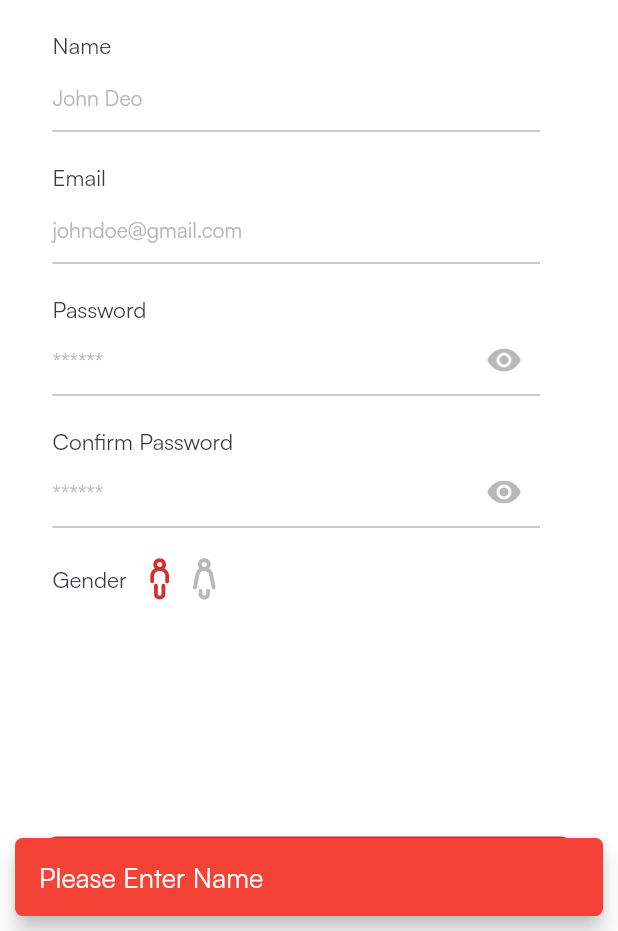
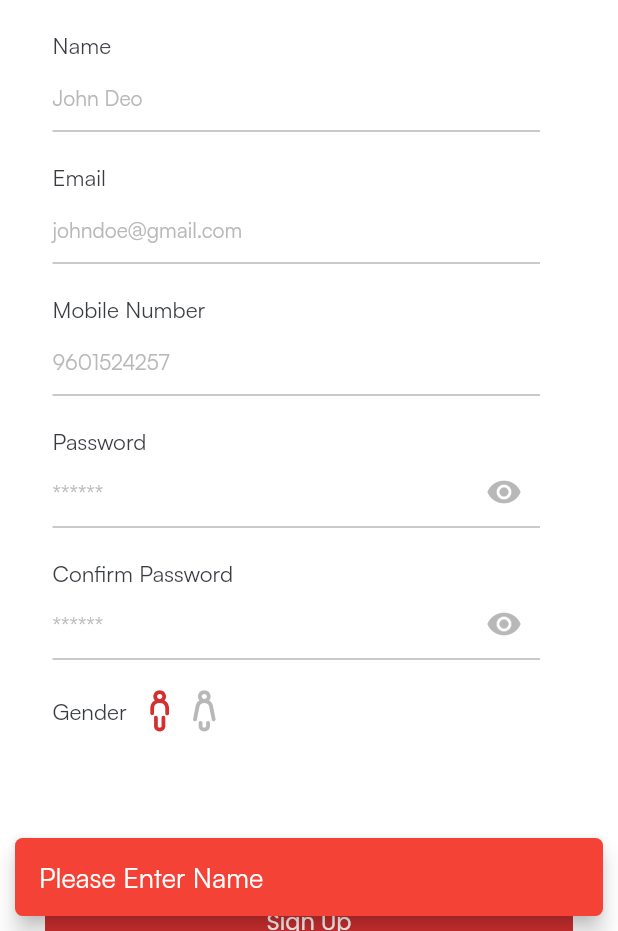
Before and after one commit to AshokSongara/ahmedabad_brts_amts, a Flutter app: the SignupScreen screen opened by its route, after a tap on "Sign Up", on a phone screen of 412 x 824 dp, the part 305-1236 px from its top. Run offline on Flutter 3.47's test engine with Material 2 defaults, Android fonts, the phone set to English and light mode, and no system bars; our stand-ins replace bloc, equatable, flutter_bloc, flutter_screenutil, flutter_svg, get and 3 more; accounts and stored records are empty.

Commit message:
#Nearme Api integration #mobile number key added in signup

```diff
--- /dev/null
+++ b/lib/domain/repositories/routes/routes_repository.dart
@@ -0,0 +1,6 @@
+import 'package:ahmedabad_brts_amts/data/requestmodels/nearme_request.dart';
+import 'package:ahmedabad_brts_amts/data/responsemodels/nearme_response.dart';
+
+abstract class RouteRepository {
+  Future<NearMeResponse> nearMe(NearMeRequest body);
+}
--- a/lib/main.dart
+++ b/lib/main.dart
@@ -1,5 +1,6 @@
 import 'package:ahmedabad_brts_amts/injection_container.dart';
 import 'package:ahmedabad_brts_amts/presentation/blocs/login/logic_bloc.dart';
+import 'package:ahmedabad_brts_amts/presentation/blocs/nearme/nearme_bloc.dart';
 import 'package:ahmedabad_brts_amts/presentation/blocs/mobile_number_login/mobile_number_login_bloc.dart';
 import 'package:ahmedabad_brts_amts/presentation/blocs/signup/signup_bloc.dart';
 import 'package:ahmedabad_brts_amts/presentation/pages/lrf/splash_screen.dart';
@@ -32,6 +33,9 @@ void main() async {
         BlocProvider<LoginBloc>(
           create: (context) => injector<LoginBloc>(),
         ),
+        BlocProvider<NearMeBloc>(
+          create: (context) => injector<NearMeBloc>(),
+        ),
         BlocProvider<MobileNumberLoginBloc>(
           create: (context) => injector<MobileNumberLoginBloc>(),
         ),
--- a/lib/presentation/pages/lrf/signup_screen.dart
+++ b/lib/presentation/pages/lrf/signup_screen.dart
@@ -2,7 +2,6 @@ import 'dart:async';
 
 import 'package:ahmedabad_brts_amts/data/requestmodels/signup_request.dart';
 import 'package:ahmedabad_brts_amts/helper/route_helper.dart';
-import 'package:ahmedabad_brts_amts/presentation/blocs/login/logic_bloc.dart';
 import 'package:ahmedabad_brts_amts/presentation/blocs/signup/signup_bloc.dart';
 import 'package:ahmedabad_brts_amts/presentation/blocs/signup/signup_event.dart';
 import 'package:ahmedabad_brts_amts/presentation/blocs/signup/signup_state.dart';
@@ -34,8 +33,10 @@ class _SignupScreenState extends State<SignupScreen> {
   final _emailController = TextEditingController();
   final _passwordController = TextEditingController();
   final _confirmPasswordController = TextEditingController();
+  final _mobileNumberController = TextEditingController();
   final FocusNode _nameFocus = FocusNode();
   final FocusNode _emailFocus = FocusNode();
+  final FocusNode _mobileFocus = FocusNode();
   final FocusNode _passwordFocus = FocusNode();
   final FocusNode _confirmPasswordFocus = FocusNode();
   StreamController<int>? genderValue = StreamController();
@@ -70,11 +71,8 @@ class _SignupScreenState extends State<SignupScreen> {
           }
         },
         builder: (context, state) {
-          return Column(
-            mainAxisAlignment: MainAxisAlignment.start,
-            crossAxisAlignment: CrossAxisAlignment.start,
-            children: [
-              ClipRRect(
+          return ListView(
+            children: [ ClipRRect(
               borderRadius: const BorderRadius.only(
                   bottomLeft: Radius.circular(50),
                   bottomRight: Radius.circular(50)),
@@ -149,13 +147,36 @@ class _SignupScreenState extends State<SignupScreen> {
                             color: AppColors.darkGray),
                         controller: _emailController,
                         focusNode: _emailFocus,
-                          nextFocus: _passwordFocus,
+                        nextFocus: _mobileFocus,
                         inputType: TextInputType.emailAddress,
                         onChanged: () {},
                         onSubmit: () {},
                         capitalization: TextCapitalization.words,
                         divider: false,
                         hintText: "johndoe@gmail.com",
+                      ),
+                      SizedBox(
+                        height: Dimensions.dp20,
+                      ),
+                      Text(
+                        "Mobile Number",
+                        style: satoshiRegular.copyWith(
+                            fontSize: 15,
+                            fontWeight: FontWeight.w500,
+                            color: AppColors.darkGray),
+                      ),
+                      CustomTextField(
+                        textStyle: satoshiRegular.copyWith(
+                            color: AppColors.darkGray),
+                        controller: _mobileNumberController,
+                        focusNode: _mobileFocus,
+                        nextFocus: _passwordFocus,
+                        inputType: TextInputType.number,
+                        onChanged: () {},
+                        onSubmit: () {},
+                        capitalization: TextCapitalization.words,
+                        divider: false,
+                        hintText: "9601524257",
                       ),
                       SizedBox(
                         height: Dimensions.dp20,
@@ -276,11 +297,19 @@ class _SignupScreenState extends State<SignupScreen> {
                       } else if (!_emailController.text.isValidEmail()) {
                         showCustomSnackBar(
                             "Please Enter Valid EmailID", context);
+                      }  else if (_mobileNumberController.text
+                          .toString()
+                          .isEmpty) {
+                        showCustomSnackBar("Please Mobile Number", context);
+                      } else if (_mobileNumberController.text.length > 10 ) {
+                        showCustomSnackBar("Mobile Number should be 10 Digits", context);
+                      }else if (_mobileNumberController.text.length < 10 ) {
+                        showCustomSnackBar("Mobile Number should be 10 Digits", context);
                       } else if (_passwordController.text
                           .toString()
                           .isEmpty) {
                         showCustomSnackBar("Please Enter Password", context);
-                        } else if (_confirmPasswordController.text
+                      }else if (_confirmPasswordController.text
                           .toString()
                           .isEmpty) {
                         showCustomSnackBar(
@@ -296,7 +325,7 @@ class _SignupScreenState extends State<SignupScreen> {
                         request.lastname = "";
                         request.email = _emailController.text;
                         request.password = _passwordController.text;
-                          request.phoneNumber = "";
+                        request.phoneNumber = _mobileNumberController.text;
                         BlocProvider.of<SignupBloc>(context).add(
                           SignupUserEvent(data: request),
                         );
@@ -309,7 +338,7 @@ class _SignupScreenState extends State<SignupScreen> {
                 ),
               ),
             ),
-            ],
+          ]
           );
         },
       ),
--- a/lib/utils/app_constants.dart
+++ b/lib/utils/app_constants.dart
@@ -35,6 +35,7 @@ class AppConstant {
   static String resendOtpInterface = "ReSendOTPCustomer";
   static String updateFirebaseInterface = "UpdateCustomer_Firebaseid";
   static String userOtp = "User/otp/generate";
+  static String nearMeInterface = "NearMe";
 
 
   static List<TextDto> orderList = [
```
Also changed, not shown: lib/api/api_client.dart (+11 -11 lines), lib/data/requestmodels/mobile_number_otp_request_param.dart (+12 -6 lines), lib/data/requestmodels/nearme_request.dart (added, +7 -0 lines), lib/data/responsemodels/nearme_response.dart (added, +40 -0 lines), lib/data/respositories/routes/route_repository_impl.dart (added, +40 -0 lines), lib/data/respositories/user/user_repository_impl.dart (+11 -3 lines), lib/domain/usecases/route/nearme_route_usecase.dart (added, +19 -0 lines), lib/injection_container.dart (+16 -1 lines), lib/presentation/blocs/nearme/nearme_bloc.dart (added, +31 -0 lines), lib/presentation/blocs/nearme/nearme_event.dart (added, +18 -0 lines), lib/presentation/blocs/nearme/nearme_state.dart (added, +25 -0 lines), lib/presentation/pages/nearby/nearby_sreen.dart (+28 -6 lines). Lines whose indentation alone changed are shown as unchanged.
